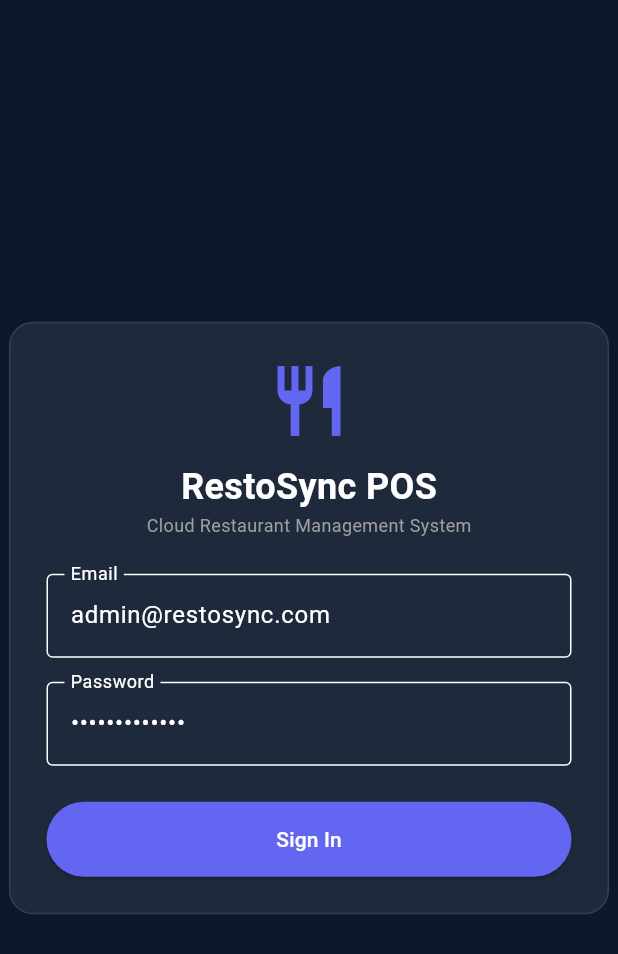
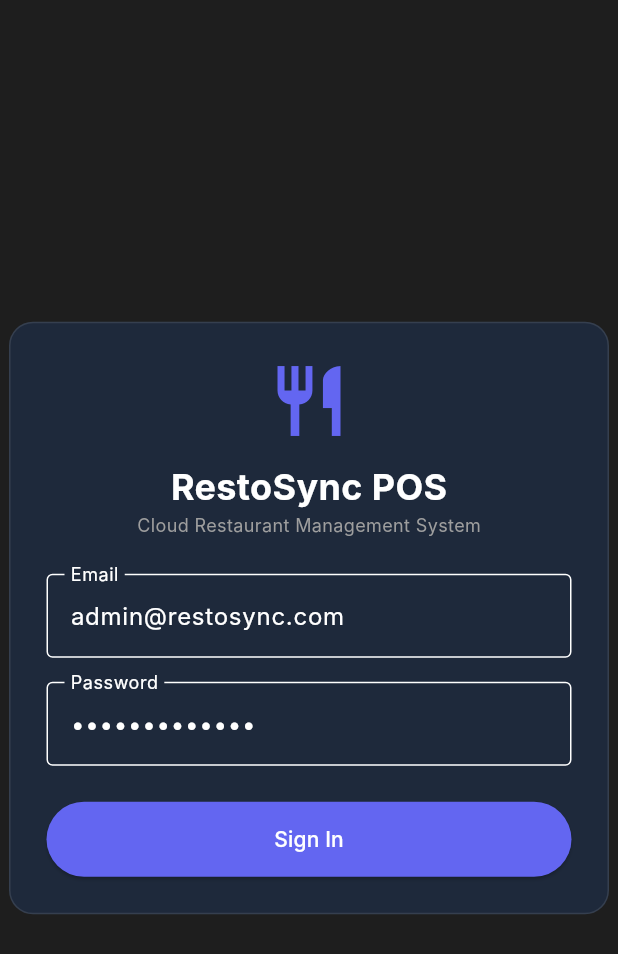
Before and after one commit to MRGARUDA8/restosync_pos, a Flutter app: the screen it shows after launch, on a phone screen of 412 x 824 dp. Shown: the top 954 px of the screen. Run offline on Flutter 3.47's test engine with Material 3 defaults, Android fonts, the phone set to English and light mode, and no system bars; our stand-ins replace flutter_riverpod, flutter_secure_storage, go_router, shared_preferences, socket_io_client; Roboto replaces fonts that are missing (Inter).

```diff
--- /dev/null
+++ b/frontend_flutter/lib/app.dart
@@ -0,0 +1,58 @@
+import 'package:flutter/material.dart';
+import 'package:flutter_riverpod/flutter_riverpod.dart';
+import 'package:go_router/go_router.dart';
+import 'package:hacky_pizza_pos/screens/login_screen.dart';
+import 'package:hacky_pizza_pos/screens/dashboard_screen.dart';
+import 'package:hacky_pizza_pos/screens/pos_screen.dart';
+import 'package:hacky_pizza_pos/screens/kitchen_screen.dart';
+import 'package:hacky_pizza_pos/screens/inventory_screen.dart';
+import 'package:hacky_pizza_pos/screens/report_screen.dart';
+import 'package:hacky_pizza_pos/screens/settings_screen.dart';
+import 'package:hacky_pizza_pos/services/auth_provider.dart';
+
+class HackyPizzaApp extends ConsumerWidget {
+  const HackyPizzaApp({Key? key}) : super(key: key);
+
+  @override
+  Widget build(BuildContext context, WidgetRef ref) {
+    final router = _router(ref);
+    return MaterialApp.router(
+      title: 'Hacky Pizza POS',
+      debugShowCheckedModeBanner: false,
+      theme: ThemeData(
+        brightness: Brightness.dark,
+        colorScheme: const ColorScheme.dark(
+          primary: Color(0xFFFF8A00), // orange like pizza
+          secondary: Color(0xFFFFC107),
+        ),
+        fontFamily: 'Inter',
+        scaffoldBackgroundColor: const Color(0xFF1E1E1E),
+        // Glass‑morphism style can be applied per widget
+      ),
+      routerConfig: router,
+    );
+  }
+
+  GoRouter _router(WidgetRef ref) {
+    final isLoggedIn = ref.watch(authProvider).isAuthenticated;
+    return GoRouter(
+      initialLocation: isLoggedIn ? '/dashboard' : '/login',
+      redirect: (context, state) {
+        final loggedIn = ref.read(authProvider).isAuthenticated;
+        final loggingIn = state.location == '/login';
+        if (!loggedIn && !loggingIn) return '/login';
+        if (loggedIn && loggingIn) return '/dashboard';
+        return null;
+      },
+      routes: [
+        GoRoute(path: '/login', builder: (c, s) => const LoginScreen()),
+        GoRoute(path: '/dashboard', builder: (c, s) => const DashboardScreen()),
+        GoRoute(path: '/pos', builder: (c, s) => const PosScreen()),
+        GoRoute(path: '/kitchen', builder: (c, s) => const KitchenScreen()),
+        GoRoute(path: '/inventory', builder: (c, s) => const InventoryScreen()),
+        GoRoute(path: '/reports', builder: (c, s) => const ReportScreen()),
+        GoRoute(path: '/settings', builder: (c, s) => const SettingsScreen()),
+      ],
+    );
+  }
+}
--- a/frontend_flutter/lib/main.dart
+++ b/frontend_flutter/lib/main.dart
@@ -1,38 +1,8 @@
-import 'dart:io'; // Network SSL Overrides ke liye
 import 'package:flutter/material.dart';
 import 'package:flutter_riverpod/flutter_riverpod.dart';
-import 'core/theme.dart';
-import 'screens/login_screen.dart';
-
-// Android Release APK mein network request block hone se bachane ke liye
-class MyHttpOverrides extends HttpOverrides {
-  @override
-  HttpClient createHttpClient(SecurityContext? context) {
-    return super.createHttpClient(context)
-      ..badCertificateCallback =
-          (X509Certificate cert, String host, int port) => true;
-  }
-}
+import 'package:go_router/go_router.dart';
+import 'package:hacky_pizza_pos/app.dart';
 
 void main() {
-  // Global network override set karein
-  HttpOverrides.global = MyHttpOverrides();
-
-  runApp(const ProviderScope(child: RestoSyncApp()));
+  runApp(const ProviderScope(child: HackyPizzaApp()));
 }
-
-class RestoSyncApp extends StatelessWidget {
-  const RestoSyncApp({super.key});
-
-  @override
-  Widget build(BuildContext context) {
-    return MaterialApp(
-      title: 'RestoSync POS',
-      debugShowCheckedModeBanner: false,
-      theme: AppTheme.lightTheme,
-      darkTheme: AppTheme.darkTheme,
-      themeMode: ThemeMode.dark,
-      home: const LoginScreen(),
-    );
-  }
-}
```
Also changed, not shown: frontend_flutter/lib/services/api_service.dart (added, +31 -0 lines), frontend_flutter/lib/services/auth_provider.dart (added, +53 -0 lines), frontend_flutter/pubspec.yaml (+16 -11 lines).
